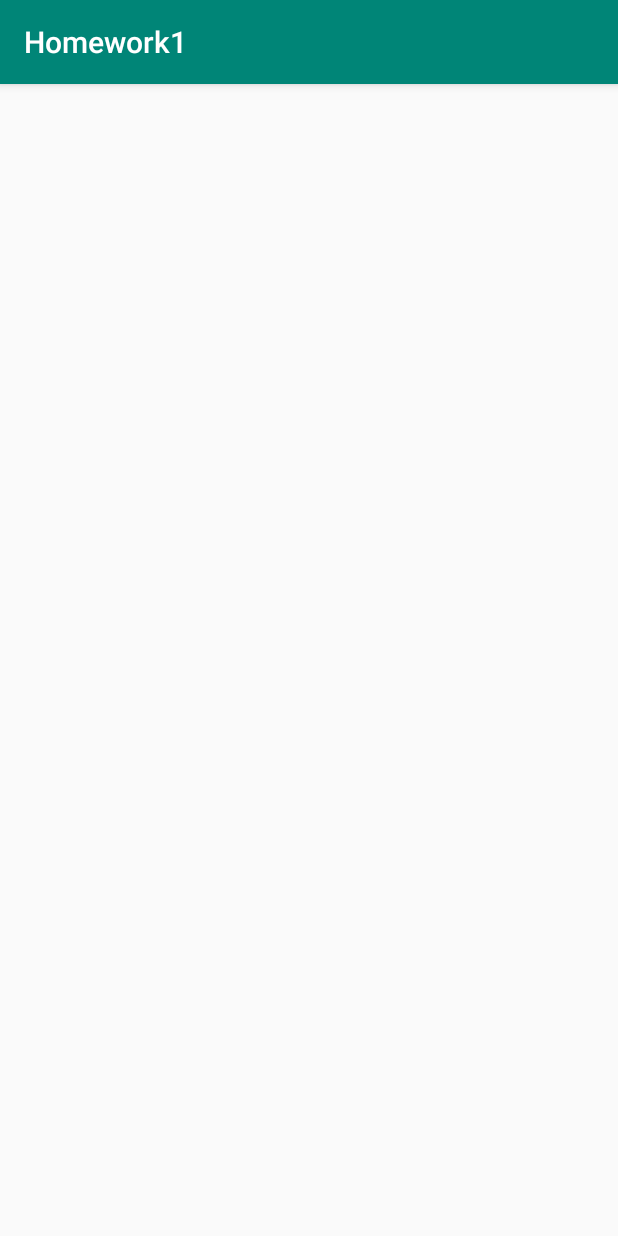
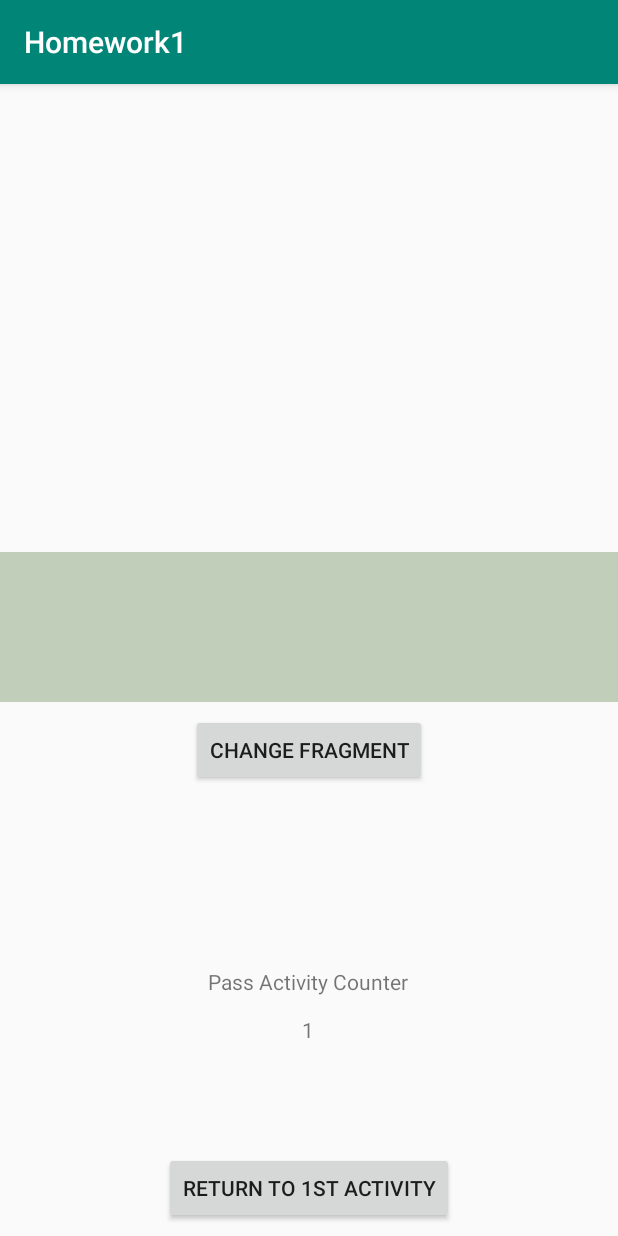
Before and after one commit to ArkadiuszKubiak/kursgrupaa, an Android app: the screen it shows after launch (SecondActivity), after a tap on "SECOND ACTIVITY", on a phone screen of 412 x 824 dp. Run offline under Robolectric (Android 15) with nearby library versions, the phone set to English and light mode, and no system bars.

Commit message:
Some fiddling with stuff.

```diff
--- a/app/src/main/AndroidManifest.xml
+++ b/app/src/main/AndroidManifest.xml
@@ -15,7 +15,6 @@
                 android:theme="@style/AppTheme">
             <intent-filter>
                 <action android:name="android.intent.action.MAIN"/>
-
                 <category android:name="android.intent.category.LAUNCHER"/>
             </intent-filter>
         </activity>
--- a/app/src/main/java/com/example/homework1/MainActivity.kt
+++ b/app/src/main/java/com/example/homework1/MainActivity.kt
@@ -10,67 +10,60 @@ import android.view.View
 import android.widget.TextView
 
 
-
-const val REQUEST_ID = 1
 const val COUNTER_ID = "Counter"
-const val TEXT_CNT = "Second activity counter: "
 
 class MainActivity : AppCompatActivity() {
 
-    lateinit var CounterTextView :TextView
+    private lateinit var counterTextView: TextView
+
     override fun onCreate(savedInstanceState: Bundle?) {
         super.onCreate(savedInstanceState)
         setContentView(R.layout.activity_main)
-        CounterTextView = findViewById(R.id.cntTextView) as TextView
-        CounterTextView.setText(getString(R.string.Default_textView))
-    }
 
-    override fun onActivityResult(requestCode: Int, resultCode: Int, data: Intent?) {
-        if(requestCode == REQUEST_ID && resultCode == Activity.RESULT_OK)
-        {
-            if (data != null) {
-                val value = data.getIntExtra(COUNTER_ID,0)
-                CounterTextView.setText(getString(R.string.Default_text_content, value))
-            }
+        this.counterTextView = findViewById(R.id.cntTextView)
+
+        // If it's the first time it happens, it should be null => otherwise it's not gonna be null.
+        if (savedInstanceState == null) {
+            this.counterTextView.text = intent.getIntExtra(COUNTER_ID, 0).toString()
+        } else {
+            savedInstanceState.getInt(COUNTER_ID)
         }
     }
 
-    fun StartSecondActivity(@Suppress("UNUSED_PARAMETER")view: View?)
-    {
-        val intent = Intent(this, SecondActivity::class.java)
-        val cntTextView = CounterTextView.text.toString()
-        val pattern = "\\d+".toRegex()
-        val found = pattern.find(cntTextView)
-        if(found != null) {
-            intent.putExtra(COUNTER_ID, found.value.toInt())
-        }
-        else {
-            intent.putExtra(COUNTER_ID, 0)
-        }
 
-        startActivityForResult(intent, REQUEST_ID)
-    }
+    override fun onSaveInstanceState(savedInstanceState: Bundle?) {
+        if (savedInstanceState != null) {
+            super.onSaveInstanceState(savedInstanceState)
+            try
+            {
+                val cntTextViewValue = counterTextView.text.toString()
+                savedInstanceState.putInt(COUNTER_ID, cntTextViewValue.toInt())
+            }
+            catch(e : NumberFormatException)
+            {
+                savedInstanceState.putInt(COUNTER_ID, 0)
+            }
 
-    override fun onSaveInstanceState(outState: Bundle?) {
-        if(outState != null) {
-            super.onSaveInstanceState(outState)
-            val cntTextView = CounterTextView.text.toString()
-            val pattern = "\\d+".toRegex()
-            val found = pattern.find(cntTextView)
-            if (found != null) {
-                outState.putInt(COUNTER_ID, found.value.toInt())
-            } else {
-                outState.putInt(COUNTER_ID, 0)
-            }
         }
     }
 
     override fun onRestoreInstanceState(savedInstanceState: Bundle?) {
-        if(savedInstanceState != null) {
+        if (savedInstanceState != null) {
+            counterTextView.text = savedInstanceState.getInt(COUNTER_ID).toString()
             super.onRestoreInstanceState(savedInstanceState)
-                val value = savedInstanceState.getInt(COUNTER_ID)
-                CounterTextView.setText(getString(R.string.Default_text_content, value))
-
         }
     }
+
+    fun startSecondActivity(@Suppress("UNUSED_PARAMETER") view: View?) {
+        val intent = Intent(this, SecondActivity::class.java)
+        try {
+            val cntTextViewValue = this.counterTextView.text.toString()
+            intent.putExtra(COUNTER_ID, cntTextViewValue.toInt()+1)
+        } catch (e: NumberFormatException) {
+            intent.putExtra(COUNTER_ID, 0)
+        }
+
+        startActivity(intent)
+    }
+
 }
--- a/app/src/main/res/layout/second_activity.xml
+++ b/app/src/main/res/layout/second_activity.xml
@@ -7,4 +7,71 @@
         android:layout_height="match_parent"
         app:layout_behavior="@string/appbar_scrolling_view_behavior"
         tools:context=".SecondActivity">
+    <Button
+            android:layout_width="wrap_content"
+            android:layout_height="wrap_content"
+            android:layout_marginStart="8dp"
+            android:layout_marginLeft="8dp"
+            android:layout_marginEnd="8dp"
+            android:layout_marginRight="8dp"
+            android:layout_marginBottom="8dp"
+            app:layout_constraintBottom_toBottomOf="parent"
+            app:layout_constraintEnd_toEndOf="parent"
+            app:layout_constraintStart_toStartOf="parent"
+            android:text="Return to 1st Activity"
+            tools:layout_editor_absoluteX="109dp" android:id="@+id/button2"
+            android:onClick="startFirstActivity"/>
+
+    <Button
+            android:layout_width="wrap_content"
+            android:layout_height="wrap_content"
+            android:layout_marginStart="8dp"
+            android:layout_marginLeft="8dp"
+            android:layout_marginEnd="8dp"
+            android:layout_marginRight="8dp"
+            android:layout_marginBottom="300dp"
+            app:layout_constraintBottom_toBottomOf="parent"
+            app:layout_constraintEnd_toEndOf="parent"
+            app:layout_constraintStart_toStartOf="parent"
+            android:text="Change Fragment"
+            android:id="@+id/buttonFragment"
+    />
+
+    <TextView
+            android:layout_width="wrap_content"
+            android:layout_height="wrap_content"
+            android:layout_marginStart="8dp"
+            android:layout_marginLeft="8dp"
+            android:layout_marginEnd="8dp"
+            android:layout_marginRight="8dp"
+            android:layout_marginBottom="160dp"
+            app:layout_constraintBottom_toBottomOf="parent"
+            app:layout_constraintEnd_toEndOf="parent"
+            app:layout_constraintStart_toStartOf="parent"
+            android:text="@string/pass_activity_counter"
+            android:id="@+id/textView" app:layout_constraintHorizontal_bias="0.498"/>
+
+    <TextView
+            android:layout_width="wrap_content"
+            android:layout_height="wrap_content"
+            android:layout_marginStart="8dp"
+            android:layout_marginLeft="8dp"
+            android:layout_marginEnd="8dp"
+            android:layout_marginRight="8dp"
+            android:layout_marginBottom="128dp"
+            app:layout_constraintBottom_toBottomOf="parent"
+            app:layout_constraintEnd_toEndOf="parent"
+            app:layout_constraintStart_toStartOf="parent"
+            android:id="@+id/cntTextViewSecond"
+            android:text="0"
+            app:layout_constraintHorizontal_bias="0.498"/>
+
+    <LinearLayout
+            android:id="@+id/fragment_container"
+            android:layout_width="match_parent"
+            android:layout_height="100dp"
+            android:orientation="vertical"
+            android:background="#c1cfba"
+            android:layout_marginBottom="8dp" app:layout_constraintBottom_toTopOf="@+id/buttonFragment"/>
+
 </androidx.constraintlayout.widget.ConstraintLayout>
--- a/app/src/main/res/values/strings.xml
+++ b/app/src/main/res/values/strings.xml
@@ -1,7 +1,7 @@
 <resources>
     <string name="app_name">Homework1</string>
     <string name="action_settings">Settings</string>
-    <string name="Default_textView">Second activity counter: 0</string>
-    <string name="Default_text_content">Second activity counter: %1$d</string>
     <string name="Second_Activity">Second Activity</string>
+    <string name="first_activity_counter">First Activity Counter</string>
+    <string name="pass_activity_counter">Pass Activity Counter</string>
 </resources>
```
Also changed, not shown: app/src/main/java/com/example/homework1/FirstFragment.kt (added, +19 -0 lines), app/src/main/java/com/example/homework1/SecondActivity.kt (+65 -8 lines), app/src/main/java/com/example/homework1/SecondFragment.kt (added, +19 -0 lines), app/src/main/res/layout/activity_main.xml (+17 -3 lines), app/src/main/res/layout/first_fragment.xml (added, +9 -0 lines), app/src/main/res/layout/second_fragment.xml (added, +9 -0 lines).
